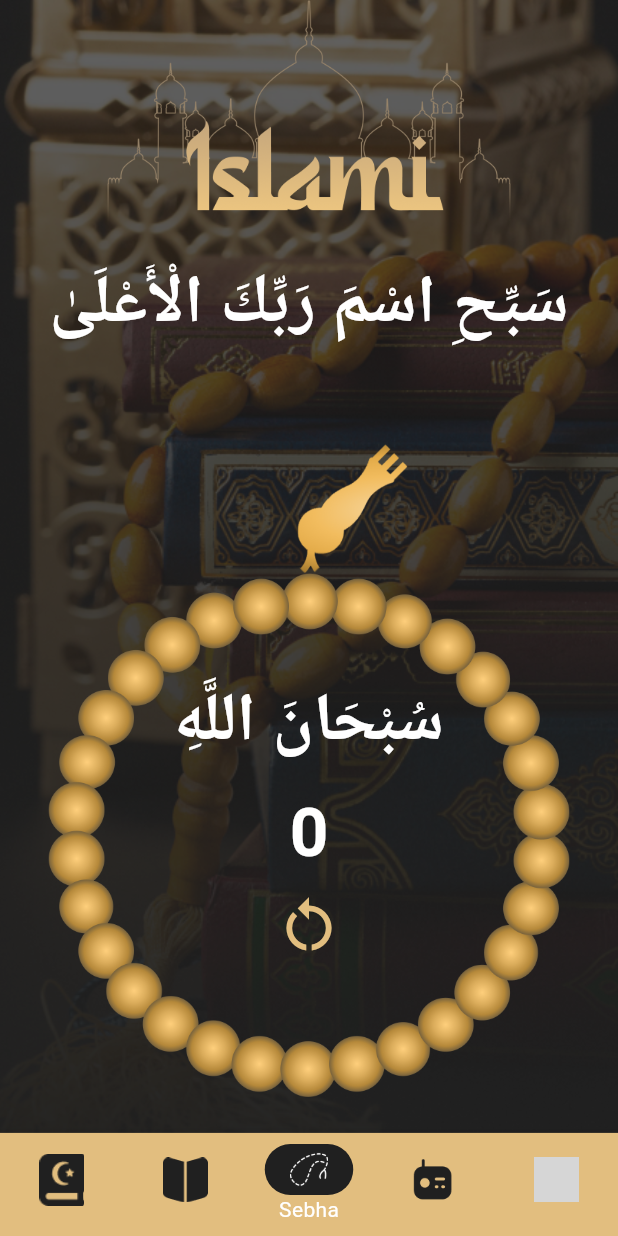
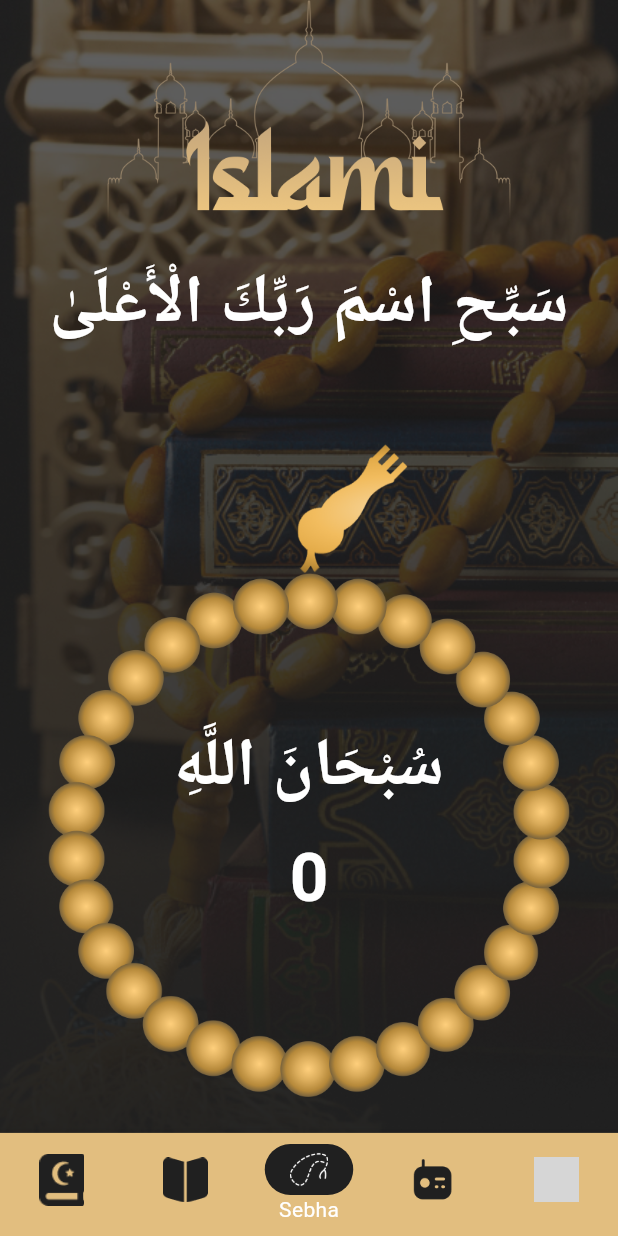
Before and after one commit to hatemf934/islami, a Flutter app: the MainScreen screen opened by its route, item 3 of the bottom bar chosen, on a phone screen of 412 x 824 dp. Run offline on Flutter 3.47's test engine with Material 3 defaults, Android fonts, the phone set to English and light mode, and no system bars; our stand-ins replace carousel_slider, dartz, dio, flutter_bloc, introduction_screen; grey boxes are pictures that could not be loaded.

Commit message:
adding control of sepha count

```diff
--- /dev/null
+++ b/lib/features/sepha/presentation/manager/sepha_cubit/sepha_state.dart
@@ -0,0 +1,12 @@
+part of 'sepha_cubit.dart';
+
+@immutable
+sealed class SephaState {}
+
+final class SephaInitial extends SephaState {}
+
+final class SephaOnTap extends SephaState {
+  final int numberOfSepha;
+
+  SephaOnTap({required this.numberOfSepha});
+}
--- a/lib/features/sepha/presentation/view/page_view_sepha.dart
+++ b/lib/features/sepha/presentation/view/page_view_sepha.dart
@@ -1,5 +1,7 @@
 import 'package:flutter/material.dart';
+import 'package:flutter_bloc/flutter_bloc.dart';
 import 'package:islami/core/utils/text_manager.dart';
+import 'package:islami/features/sepha/presentation/manager/sepha_cubit/sepha_cubit.dart';
 import 'package:islami/features/sepha/presentation/view/widgets/sepha_view.dart';
 
 class PageViewSepha extends StatelessWidget {
@@ -7,7 +9,9 @@ class PageViewSepha extends StatelessWidget {
 
   @override
   Widget build(BuildContext context) {
-    return PageView(
+    return BlocProvider(
+      create: (context) => SephaCubit(),
+      child: PageView(
         children: const [
           SephaView(
             title: TextManager.titleSubhanAllah,
@@ -30,6 +34,7 @@ class PageViewSepha extends StatelessWidget {
             textSepha: TextManager.azkarSaliAlaNaby,
           ),
         ],
+      ),
     );
   }
 }
--- a/lib/features/sepha/presentation/view/widgets/sepha_image_section.dart
+++ b/lib/features/sepha/presentation/view/widgets/sepha_image_section.dart
@@ -1,9 +1,11 @@
 import 'package:flutter/material.dart';
+import 'package:flutter_bloc/flutter_bloc.dart';
 import 'package:islami/core/utils/assets_manager.dart';
 import 'package:islami/core/utils/color_manager.dart';
 import 'package:islami/core/utils/font_size_manager.dart';
 import 'package:islami/core/utils/hieght_manager.dart';
 import 'package:islami/core/utils/styles.dart';
+import 'package:islami/features/sepha/presentation/manager/sepha_cubit/sepha_cubit.dart';
 
 class SephaImageSection extends StatelessWidget {
   const SephaImageSection({super.key, required this.textSepha});
@@ -24,17 +26,33 @@ class SephaImageSection extends StatelessWidget {
           children: [
             SizedBox(height: HieghtManager.h60),
             TextButton(
-              onPressed: () {},
+              onPressed: () {
+                BlocProvider.of<SephaCubit>(context).numberOfSepha();
+              },
               child: Text(textSepha, style: Styles.textStyle45),
             ),
-            Text("0", style: Styles.textStyle45),
-            IconButton(
-              onPressed: () {},
-              icon: Icon(
-                Icons.restart_alt,
-                color: ColorManager.primayColor,
-                size: FontSizeManager.font45,
-              ),
+            BlocBuilder<SephaCubit, SephaState>(
+              builder: (context, state) {
+                return state is SephaOnTap
+                    ? Text("${state.numberOfSepha}", style: Styles.textStyle45)
+                    : Text("0", style: Styles.textStyle45);
+              },
+            ),
+            BlocBuilder<SephaCubit, SephaState>(
+              builder: (context, state) {
+                return state is SephaOnTap
+                    ? IconButton(
+                        onPressed: () {
+                          BlocProvider.of<SephaCubit>(context).resetSepha();
+                        },
+                        icon: Icon(
+                          Icons.restart_alt,
+                          color: ColorManager.primayColor,
+                          size: FontSizeManager.font45,
+                        ),
+                      )
+                    : Container();
+              },
             ),
           ],
         ),
```
Also changed, not shown: lib/features/sepha/presentation/manager/sepha_cubit/sepha_cubit.dart (added, +20 -0 lines). Lines whose indentation alone changed are shown as unchanged.
